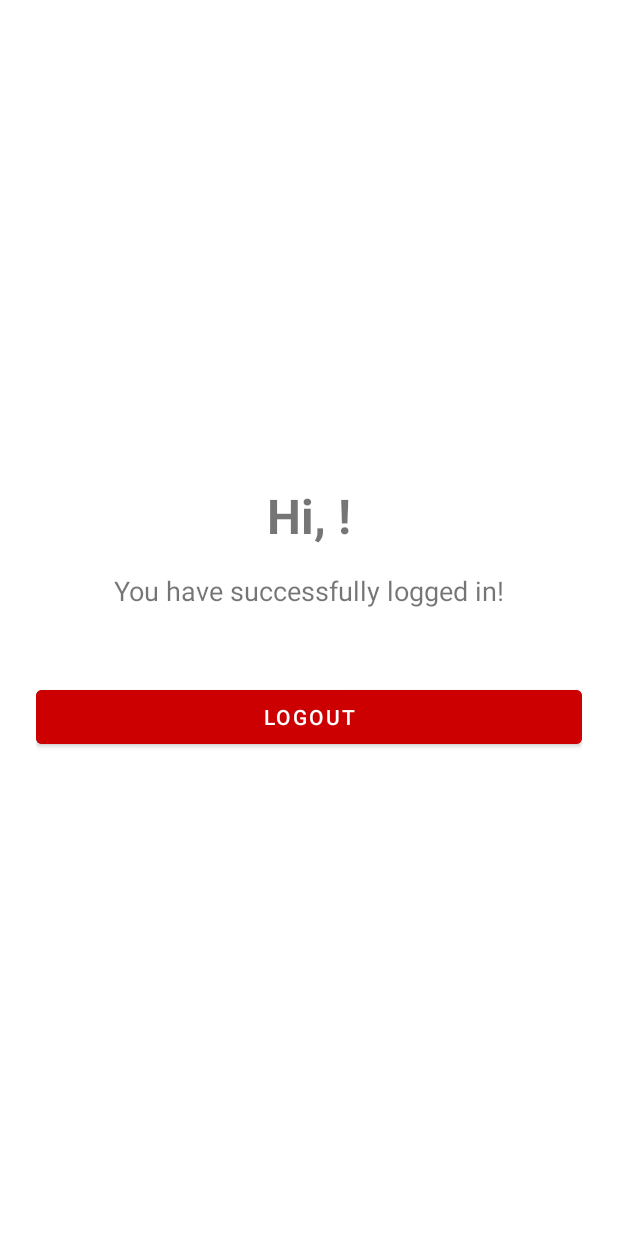
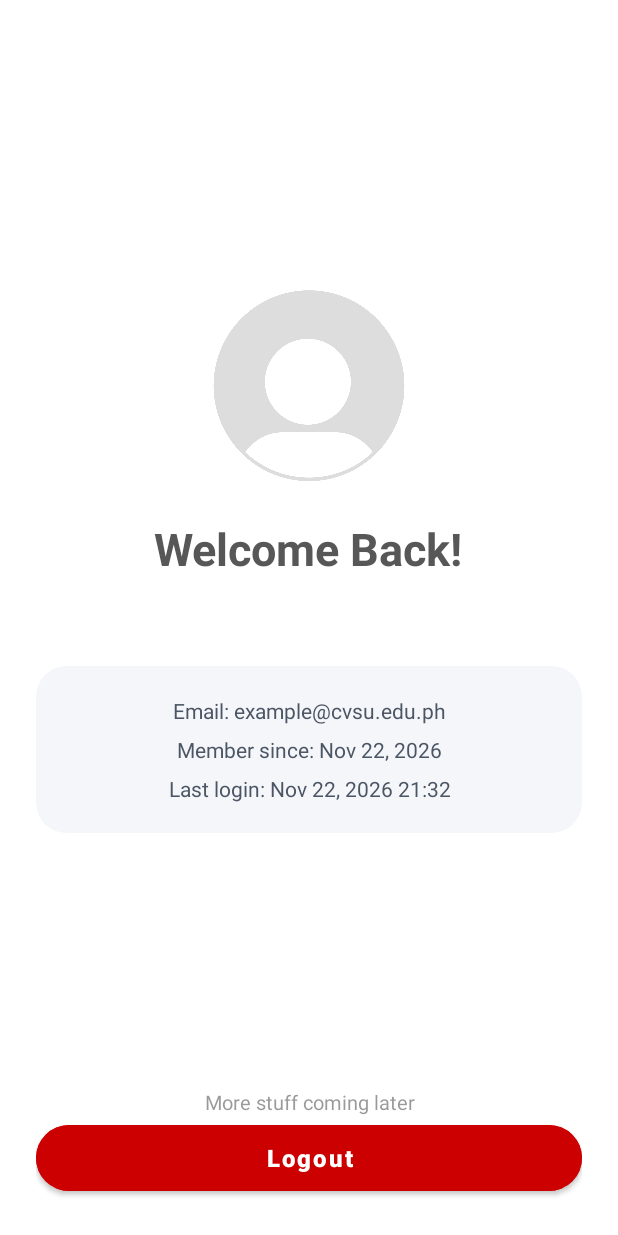
Before and after one commit to riv-exe/activity4_group1, an Android app: the screen it shows after launch once a user with an empty profile is signed in (HomeActivity), on a phone screen of 412 x 824 dp. Run offline under Robolectric (Android 15) with nearby library versions, the phone set to English and light mode, and no system bars; our stand-ins replace Firebase (no records; nobody signed in at launch, a user with empty details on screens opened directly).

Commit message:
feat: temp home page

```diff
--- a/app/build.gradle
+++ b/app/build.gradle
@@ -16,6 +16,9 @@ android {
         testInstrumentationRunner "androidx.test.runner.AndroidJUnitRunner"
     }
     buildTypes {
+        debug {
+            debuggable true
+        }
         release {
             minifyEnabled false
             proguardFiles getDefaultProguardFile('proguard-android-optimize.txt'), 'proguard-rules.pro'
@@ -36,6 +39,7 @@ dependencies {
     implementation 'androidx.core:core-ktx:1.9.0'
     implementation 'androidx.appcompat:appcompat:1.6.1'
     implementation 'com.google.android.material:material:1.8.0'
+    implementation 'com.google.android.material:material:1.1.2.0'
     implementation 'androidx.constraintlayout:constraintlayout:2.1.4'
 // Firebase
     implementation platform('com.google.firebase:firebase-bom:32.7.2')
--- a/app/src/main/java/com/example/activity4_group1/HomeActivity.java
+++ b/app/src/main/java/com/example/activity4_group1/HomeActivity.java
@@ -1,8 +1,13 @@
 package com.example.activity4_group1;
 
 import android.content.Intent;
+import android.graphics.ImageDecoder;
+import android.graphics.drawable.AnimatedImageDrawable;
+import android.graphics.drawable.Drawable;
 import android.os.Bundle;
 import android.view.View;
+import android.widget.ImageView;
+import android.widget.LinearLayout;
 import android.widget.Toast;
 
 import androidx.annotation.Nullable;
@@ -15,9 +20,12 @@ import com.example.activity4_group1.viewmodels.AuthViewModel;
 import com.google.firebase.auth.FirebaseAuth;
 import com.google.firebase.auth.FirebaseUser;
 
+import java.io.IOException;
 import java.text.SimpleDateFormat;
 import java.util.Date;
 import java.util.Locale;
+
+import androidx.core.view.WindowCompat;
 
 public class HomeActivity extends AppCompatActivity {
 
@@ -40,7 +48,8 @@ public class HomeActivity extends AppCompatActivity {
         if (userName == null) {
             userName = "User";
         }
-        binding.tvWelcome.setText("Hi, " + userName + "!");
+//        binding.username.setText(userName);
+        binding.tvWelcome.setText(userName);
 
         loadUserData();
         setupClickListeners();
--- a/app/src/main/java/com/example/activity4_group1/viewmodels/AuthViewModel.java
+++ b/app/src/main/java/com/example/activity4_group1/viewmodels/AuthViewModel.java
@@ -123,17 +123,20 @@ public class AuthViewModel extends ViewModel {
                                 if (snapshot.exists()) {
                                     String name = resolveGoogleName(user);
 
-                                    authState.setValue(
-                                            new AuthState.Success(name)
-                                    );
-                                } else {
-                                    String name = resolveGoogleName(user);
-
-                                    saveUserToDatabase(user, name, () ->
-                                            authState.setValue(
-                                                    new AuthState.Success(name)
+                                    userRef.child("lastLogin")
+                                            .setValue(System.currentTimeMillis())
+                                            .addOnSuccessListener(unused ->
+                                                    authState.setValue(
+                                                            new AuthState.Success(name)
+                                                    )
                                             )
-                                    );
+                                            .addOnFailureListener(e ->
+                                                    authState.setValue(
+                                                            new AuthState.Error(
+                                                                    errorMessage(e, "Google sign in failed")
+                                                            )
+                                                    )
+                                            );
                                 }
                             })
                             .addOnFailureListener(this::failGoogleSignUp);
--- a/app/src/main/res/layout/activity_home.xml
+++ b/app/src/main/res/layout/activity_home.xml
@@ -1,39 +1,96 @@
 <?xml version="1.0" encoding="utf-8"?>
 <LinearLayout xmlns:android="http://schemas.android.com/apk/res/android"
+    xmlns:app="http://schemas.android.com/apk/res-auto"
+    android:id="@+id/root"
     android:layout_width="match_parent"
     android:layout_height="match_parent"
+    android:background="?attr/colorSurface"
     android:orientation="vertical"
-    android:padding="24dp"
-    android:gravity="center">
+    android:padding="24dp">
+
+    <!-- Profile section -->
+    <LinearLayout
+        android:layout_width="match_parent"
+        android:layout_height="0dp"
+        android:layout_weight="1"
+        android:gravity="center"
+        android:orientation="vertical">
+
+        <LinearLayout
+            android:layout_width="128dp"
+            android:layout_height="128dp">
+
+            <ImageView
+                android:id="@+id/profile"
+                android:layout_width="match_parent"
+                android:layout_height="match_parent"
+                android:scaleType="centerCrop"
+                android:src="@drawable/default_profile" />
+        </LinearLayout>
+
+        <TextView
+            android:layout_width="wrap_content"
+            android:layout_height="wrap_content"
+            android:layout_marginTop="24dp"
+            android:text="Welcome Back!"
+            android:textColor="@color/textPrimary"
+            android:textSize="30sp"
+            android:textStyle="bold" />
+
         <TextView
             android:id="@+id/tvWelcome"
-        android:layout_width="wrap_content"
+            android:layout_width="match_parent"
             android:layout_height="wrap_content"
-        android:text="Hi, !"
-        android:textSize="32sp"
-        android:textStyle="bold"
-        android:layout_marginBottom="16dp"/>
+            android:layout_marginTop="4dp"
+            android:text="Paulo Reeve Buta"
+            android:textAlignment="center"
+            android:textColor="@color/accent"
+            android:textSize="16sp"
+            android:textStyle="bold" />
+
+        <!-- Info card -->
+        <com.google.android.material.card.MaterialCardView
+            android:layout_width="match_parent"
+            android:layout_height="wrap_content"
+            android:layout_marginTop="32dp"
+            app:cardBackgroundColor="@color/info_card_bg"
+            app:cardCornerRadius="20dp"
+            app:cardElevation="0dp">
+
             <TextView
                 android:id="@+id/tvUserInfo"
                 android:layout_width="match_parent"
                 android:layout_height="wrap_content"
-        android:text=""
+                android:gravity="center"
+                android:lineSpacingExtra="10dp"
+                android:padding="20dp"
+                android:text="Email: example@cvsu.edu.ph&#10;Member since: Nov 22, 2026&#10;Last login: Nov 22, 2026 21:32"
+                android:textColor="@color/info_card_text"
                 android:textSize="14sp"
-        android:visibility="gone"
-        android:padding="16dp"
-        android:background="@android:drawable/editbox_background"
-        android:layout_marginBottom="24dp"
-        android:gravity="center"/>
+                android:visibility="visible" />
+        </com.google.android.material.card.MaterialCardView>
+
+    </LinearLayout>
+
     <TextView
-        android:layout_width="wrap_content"
+        android:layout_width="match_parent"
         android:layout_height="wrap_content"
-        android:text="You have successfully logged in!"
-        android:textSize="18sp"
-        android:layout_marginBottom="48dp"/>
+        android:text="More stuff coming later"
+        android:textSize="13dp"
+        android:alpha="0.6"
+        android:textAlignment="center"/>
+
+    <!-- Logout -->
     <Button
         android:id="@+id/btnLogout"
         android:layout_width="match_parent"
-        android:layout_height="wrap_content"
+        android:layout_height="56dp"
+        android:backgroundTint="@android:color/holo_red_dark"
         android:text="Logout"
-        android:backgroundTint="@android:color/holo_red_dark"/>
+        android:textAllCaps="false"
+        android:textColor="@android:color/white"
+        android:textSize="16sp"
+        android:textStyle="bold"
+        app:cornerRadius="50dp" />
+
 </LinearLayout>
--- /dev/null
+++ b/app/src/main/res/values-night/colors.xml
@@ -0,0 +1,9 @@
+<?xml version="1.0" encoding="utf-8"?>
+<resources>
+    <color name="textPrimary">#C5C5C5</color>
+    <color name="info_card_bg">#222327</color>
+    <color name="info_card_text">#D1D5DB</color>
+
+    <color name="accent">#9CB0D8</color>
+    <color name="statusBarBackground">#121212</color>
+</resources>
--- a/app/src/main/res/values-night/themes.xml
+++ b/app/src/main/res/values-night/themes.xml
@@ -1,16 +1,19 @@
 <resources xmlns:tools="http://schemas.android.com/tools">
-    <!-- Base application theme. -->
-    <style name="Theme.Activity4group1" parent="Theme.MaterialComponents.DayNight.DarkActionBar">
-        <!-- Primary brand color. -->
+    <style name="Theme.Activity4group1" parent="Theme.MaterialComponents.DayNight">
+        <!-- Primary brand color -->
         <item name="colorPrimary">@color/purple_200</item>
         <item name="colorPrimaryVariant">@color/purple_700</item>
         <item name="colorOnPrimary">@color/black</item>
-        <!-- Secondary brand color. -->
+        <!-- Secondary brand color -->
         <item name="colorSecondary">@color/teal_200</item>
         <item name="colorSecondaryVariant">@color/teal_200</item>
         <item name="colorOnSecondary">@color/black</item>
-        <!-- Status bar color. -->
-        <item name="android:statusBarColor">?attr/colorPrimaryVariant</item>
-        <!-- Customize your theme here. -->
+        <!-- Status bar -->
+        <item name="android:statusBarColor">@color/statusBarBackground</item>
+        <item name="android:windowLightStatusBar">false</item>
+        <!-- Text -->
+        <item name="android:textColorPrimary">@color/textPrimary</item>
+        <item name="colorOnSurface">@color/textPrimary</item>
+        <item name="android:textColor">@color/textPrimary</item>
     </style>
 </resources>
--- a/app/src/main/res/values/colors.xml
+++ b/app/src/main/res/values/colors.xml
@@ -7,4 +7,11 @@
     <color name="teal_700">#FF018786</color>
     <color name="black">#FF000000</color>
     <color name="white">#FFFFFFFF</color>
+
+    <color name="textPrimary">#575757</color>
+    <color name="info_card_bg">#F4F6FA</color>
+    <color name="info_card_text">#4B5563</color>
+
+    <color name="accent">#3B82F6</color>
+    <color name="statusBarBackground">#FFFFFFFF</color>
 </resources>
--- a/app/src/main/res/values/themes.xml
+++ b/app/src/main/res/values/themes.xml
@@ -1,16 +1,20 @@
 <resources xmlns:tools="http://schemas.android.com/tools">
-    <!-- Base application theme. -->
-    <style name="Theme.Activity4group1" parent="Theme.MaterialComponents.DayNight.NoActionBar">
-        <!-- Primary brand color. -->
+    <style name="Theme.Activity4group1" parent="Theme.MaterialComponents.DayNight">
+        <!-- Primary brand color -->
         <item name="colorPrimary">@color/purple_500</item>
         <item name="colorPrimaryVariant">@color/purple_700</item>
         <item name="colorOnPrimary">@color/white</item>
-        <!-- Secondary brand color. -->
+        <!-- Secondary brand color -->
         <item name="colorSecondary">@color/teal_200</item>
         <item name="colorSecondaryVariant">@color/teal_700</item>
         <item name="colorOnSecondary">@color/black</item>
-        <!-- Status bar color. -->
-        <item name="android:statusBarColor">?attr/colorPrimaryVariant</item>
-        <!-- Customize your theme here. -->
+        <!-- Status bar -->
+        <item name="android:statusBarColor">@color/statusBarBackground</item>
+        <item name="android:windowLightStatusBar">true</item>
+
+        <!-- Text -->
+        <item name="android:textColorPrimary">@color/textPrimary</item>
+        <item name="colorOnSurface">@color/textPrimary</item>
+        <item name="android:textColor">@color/textPrimary</item>
     </style>
 </resources>
```
Also changed, not shown: app/src/debug/res/mipmap-anydpi-v26/ic_channel.xml (added), app/src/debug/res/mipmap-xhdpi/ic_channel.png (added), app/src/main/res/drawable/default_profile.webp (added). Lines whose indentation alone changed are shown as unchanged.
